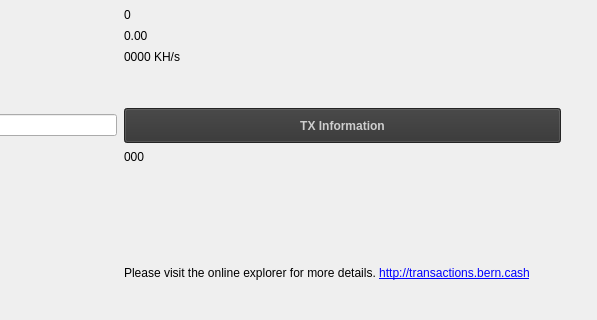
This is src/qt/forms/blockbrowser.ui in BERNiecoin/BERNcash as Qt 5 draws it before an edit; both pictures show x 341 to 938 and y 179 to 499 of the 938 by 499 pixel window. The edited form follows.
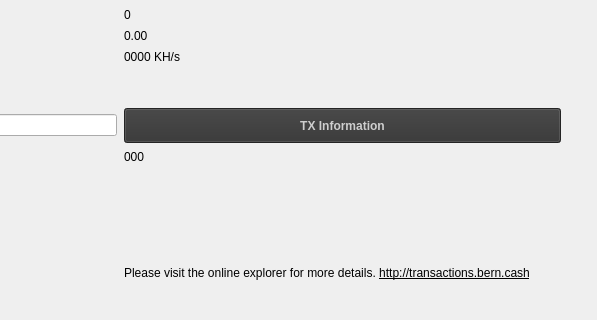
This is the edited form.

Commit message: link colors

What changed in the file:
```diff
--- a/src/qt/forms/blockbrowser.ui
+++ b/src/qt/forms/blockbrowser.ui
@@ -454,7 +454,7 @@
        <item row="18" column="1">
         <widget class="QLabel" name="label">
          <property name="text">
-          <string>Please visit the online explorer for more details. &lt;a href=&quot;http://transactions.bern.cash&quot;&gt;http://transactions.bern.cash&lt;/a&gt;</string>
+          <string>&lt;html&gt;&lt;head/&gt;&lt;body&gt;&lt;p&gt;Please visit the online explorer for more details. &lt;a href=&quot;http://transactions.bern.cash&quot;&gt;&lt;span style=&quot; text-decoration: underline; color:#000000;&quot;&gt;http://transactions.bern.cash&lt;/span&gt;&lt;/a&gt;&lt;/p&gt;&lt;/body&gt;&lt;/html&gt;</string>
          </property>
          <property name="textFormat">
           <enum>Qt::RichText</enum>
```
The commit also changes 1 other file.
